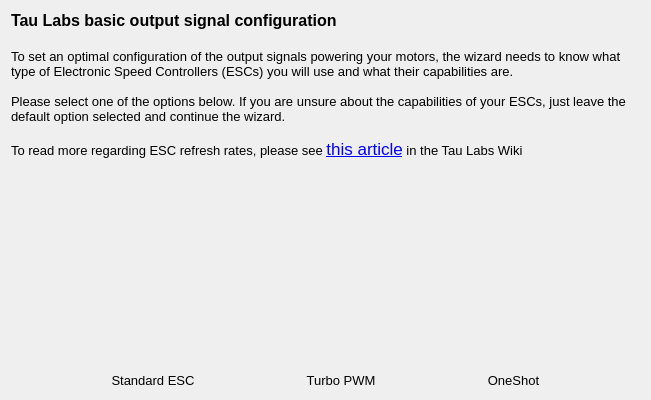
This is ground/gcs/src/plugins/setupwizard/pages/outputpage.ui in d-ronin/dRonin as Qt 5 draws it before an edit. The edited form follows.
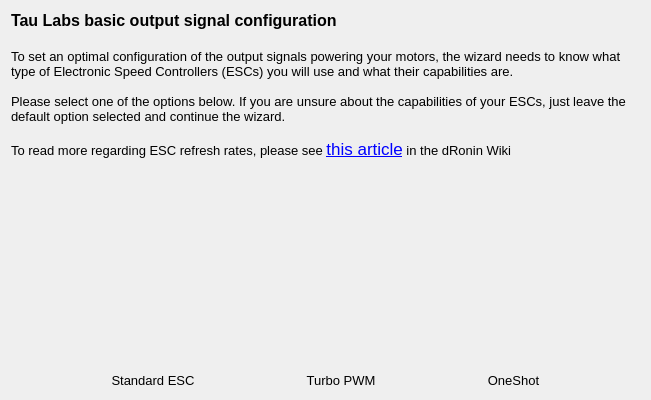
This is the edited form. Icons and pictures are not drawn.

The edit to the form file:
```diff
--- a/ground/gcs/src/plugins/setupwizard/pages/outputpage.ui
+++ b/ground/gcs/src/plugins/setupwizard/pages/outputpage.ui
@@ -27,7 +27,7 @@
 &lt;p style=&quot;-qt-paragraph-type:empty; margin-top:0px; margin-bottom:0px; margin-left:0px; margin-right:0px; -qt-block-indent:0; text-indent:0px; font-family:'MS Shell Dlg 2'; font-size:10pt;&quot;&gt;&lt;br /&gt;&lt;/p&gt;
 &lt;p style=&quot; margin-top:0px; margin-bottom:0px; margin-left:0px; margin-right:0px; -qt-block-indent:0; text-indent:0px;&quot;&gt;&lt;span style=&quot; font-family:'MS Shell Dlg 2'; font-size:10pt;&quot;&gt;Please select one of the options below. If you are unsure about the capabilities of your ESCs, just leave the default option selected and continue the wizard.&lt;/span&gt;&lt;/p&gt;
 &lt;p style=&quot;-qt-paragraph-type:empty; margin-top:0px; margin-bottom:0px; margin-left:0px; margin-right:0px; -qt-block-indent:0; text-indent:0px; font-family:'MS Shell Dlg 2'; font-size:10pt;&quot;&gt;&lt;br /&gt;&lt;/p&gt;
-&lt;p style=&quot; margin-top:0px; margin-bottom:0px; margin-left:0px; margin-right:0px; -qt-block-indent:0; text-indent:0px;&quot;&gt;&lt;span style=&quot; font-family:'MS Shell Dlg 2'; font-size:10pt;&quot;&gt;To read more regarding ESC refresh rates, please see &lt;/span&gt;&lt;a href=&quot;https://github.com/d-ronin/dRonin/wiki/OnlineHelp:-TurboPWM-ESC's&quot;&gt;&lt;span style=&quot; text-decoration: underline; color:#0000ff;&quot;&gt;this article&lt;/span&gt;&lt;/a&gt;&lt;span style=&quot; font-family:'MS Shell Dlg 2'; font-size:10pt;&quot;&gt; in the Tau Labs Wiki&lt;/span&gt;&lt;/p&gt;&lt;/body&gt;&lt;/html&gt;</string>
+&lt;p style=&quot; margin-top:0px; margin-bottom:0px; margin-left:0px; margin-right:0px; -qt-block-indent:0; text-indent:0px;&quot;&gt;&lt;span style=&quot; font-family:'MS Shell Dlg 2'; font-size:10pt;&quot;&gt;To read more regarding ESC refresh rates, please see &lt;/span&gt;&lt;a href=&quot;https://github.com/d-ronin/dRonin/wiki/OnlineHelp:-TurboPWM-ESC's&quot;&gt;&lt;span style=&quot; text-decoration: underline; color:#0000ff;&quot;&gt;this article&lt;/span&gt;&lt;/a&gt;&lt;span style=&quot; font-family:'MS Shell Dlg 2'; font-size:10pt;&quot;&gt; in the dRonin Wiki&lt;/span&gt;&lt;/p&gt;&lt;/body&gt;&lt;/html&gt;</string>
      </property>
      <property name="alignment">
       <set>Qt::AlignLeading|Qt::AlignLeft|Qt::AlignTop</set>
```
